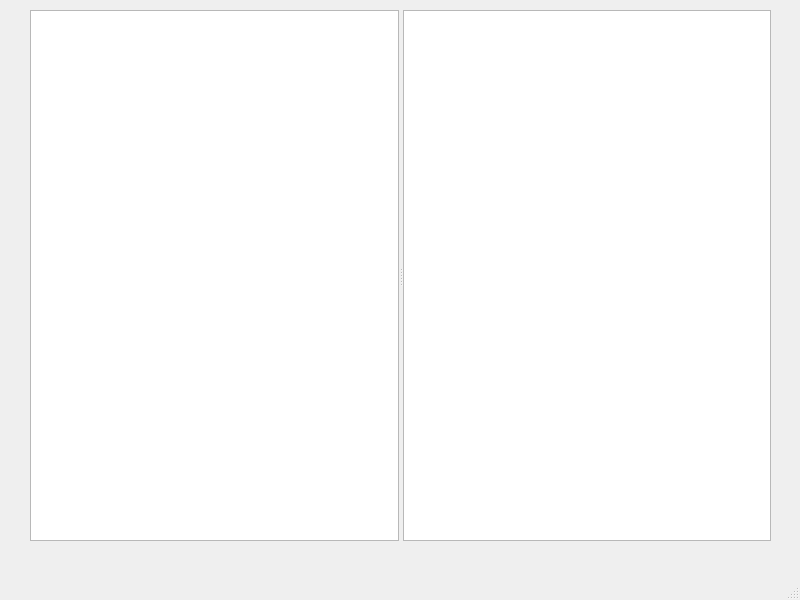
StanleyStanMarsh/FolderWatcher, file Main Window/mainwindow.ui: the form before one commit.
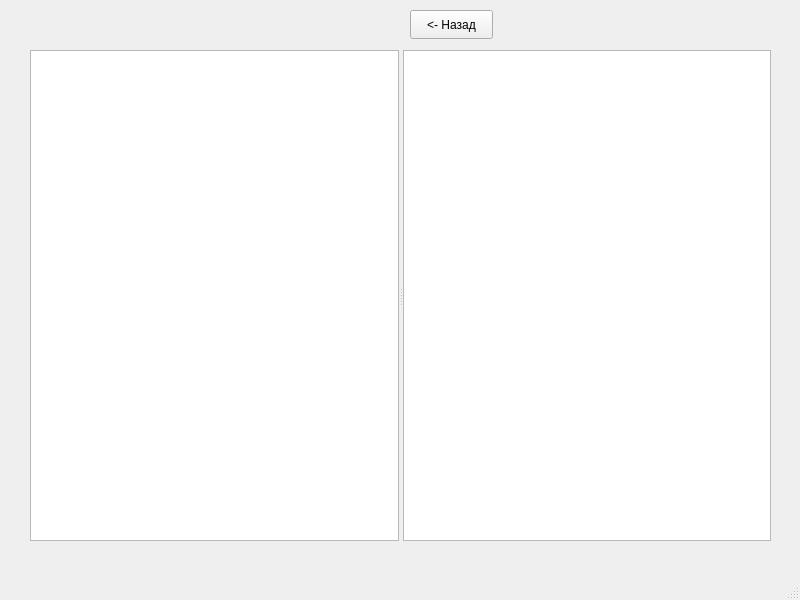
The form after the commit.

Commit message: feat: add slot to go up in dir

```diff
--- a/Main Window/mainwindow.ui
+++ b/Main Window/mainwindow.ui
@@ -14,13 +14,26 @@
    <string>MainWindow</string>
   </property>
   <widget class="QWidget" name="centralwidget">
+   <widget class="QPushButton" name="back_button">
+    <property name="geometry">
+     <rect>
+      <x>410</x>
+      <y>10</y>
+      <width>83</width>
+      <height>29</height>
+     </rect>
+    </property>
+    <property name="text">
+     <string>&lt;- Назад</string>
+    </property>
+   </widget>
    <widget class="QSplitter" name="splitter">
     <property name="geometry">
      <rect>
       <x>30</x>
-      <y>10</y>
+      <y>50</y>
       <width>741</width>
-      <height>531</height>
+      <height>491</height>
      </rect>
     </property>
     <property name="orientation">
```
The commit also changes 2 other files.
